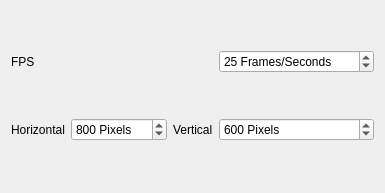
Old version of the form src/GUI/ui/VideoProjectPreferences.ui in the repository VLMC/vlmc.
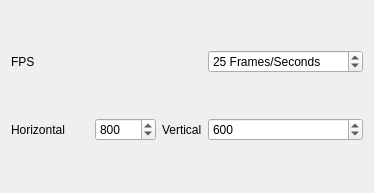
New version of the form.

Patch:
```diff
--- a/src/GUI/ui/VideoProjectPreferences.ui
+++ b/src/GUI/ui/VideoProjectPreferences.ui
@@ -31,7 +31,7 @@
    <item row="1" column="2">
     <widget class="QSpinBox" name="HeightSpinBox_2">
      <property name="suffix">
-      <string> Pixels</string>
+      <string/>
      </property>
      <property name="minimum">
       <number>1</number>
@@ -54,7 +54,7 @@
    <item row="1" column="4">
     <widget class="QSpinBox" name="WidthSpinBox_2">
      <property name="suffix">
-      <string> Pixels</string>
+      <string/>
      </property>
      <property name="maximum">
       <number>65536</number>
```
